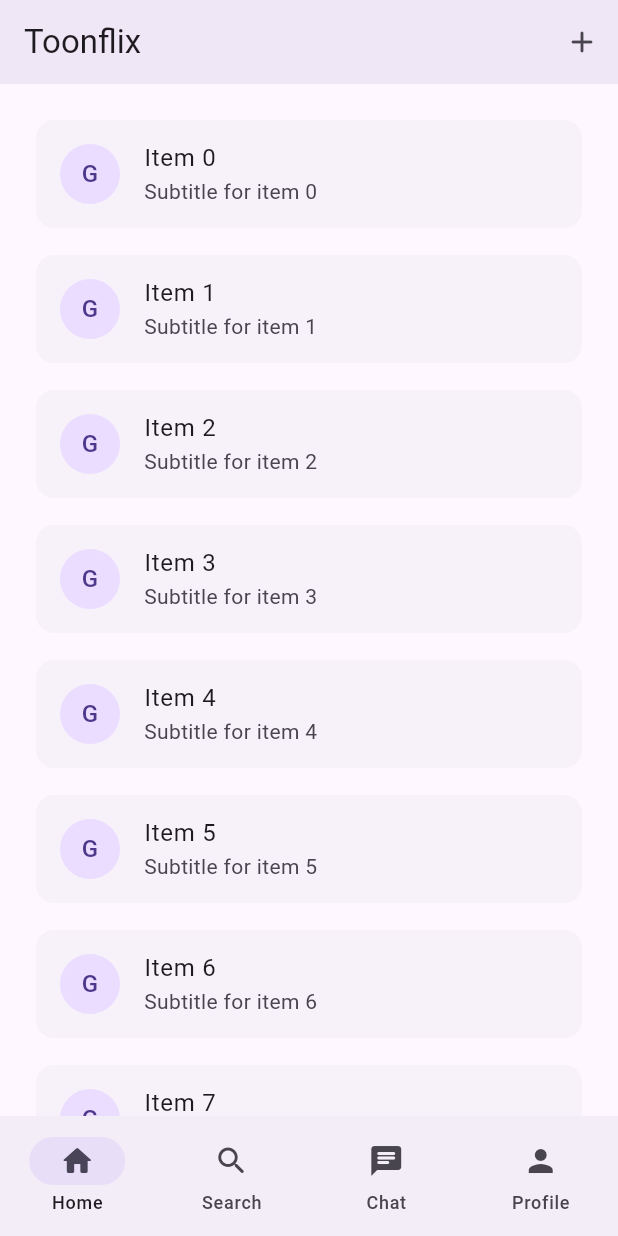
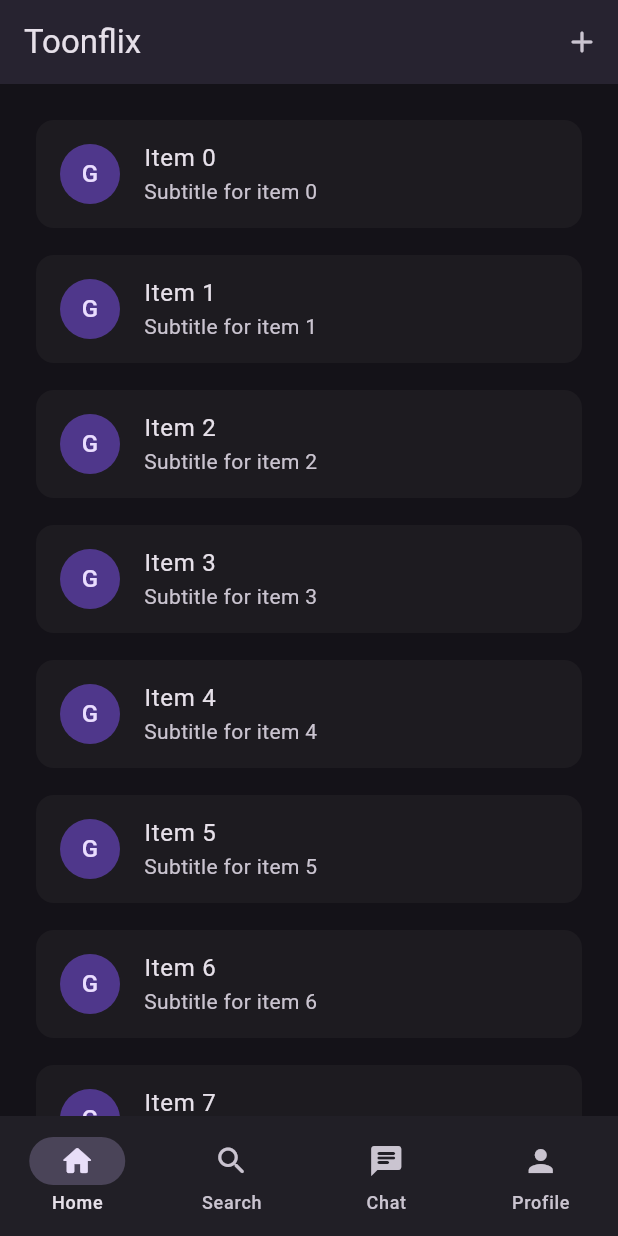
Before and after one commit to rhseung/toonflix-fe, a Flutter app: the screen it shows after launch, after a tap on "로그인", on a phone screen of 412 x 824 dp. Run offline on Flutter 3.47's test engine with Material 3 defaults, Android fonts, the light colour scheme and no system bars; our stand-ins replace dio, retrofit; generated files the repository leaves out were written again.

Commit message:
feat: support dark mode

```diff
--- a/lib/main.dart
+++ b/lib/main.dart
@@ -10,6 +10,12 @@ class App extends StatelessWidget {
 
   @override
   Widget build(BuildContext context) {
-    return MaterialApp(title: 'Toonflix', home: const LoginScreen());
+    return MaterialApp(
+      title: 'Toonflix',
+      theme: ThemeData(brightness: Brightness.light, useMaterial3: true),
+      darkTheme: ThemeData(brightness: Brightness.dark, useMaterial3: true),
+      themeMode: ThemeMode.dark, // 시스템 설정을 따름
+      home: const LoginScreen(),
+    );
   }
 }
--- a/lib/view/main_screen.dart
+++ b/lib/view/main_screen.dart
@@ -78,9 +78,7 @@ class _MainScreenState extends State<MainScreen> {
 
   @override
   Widget build(BuildContext context) {
-    return MaterialApp(
-      title: 'Toonflix',
-      home: Scaffold(
+    return Scaffold(
       body: PageView(
         controller: _pageController,
         onPageChanged: onPageChanged,
@@ -99,7 +97,6 @@ class _MainScreenState extends State<MainScreen> {
             )
             .toList(),
       ),
-      ),
     );
   }
 }
```
Lines whose indentation alone changed are shown as unchanged.
